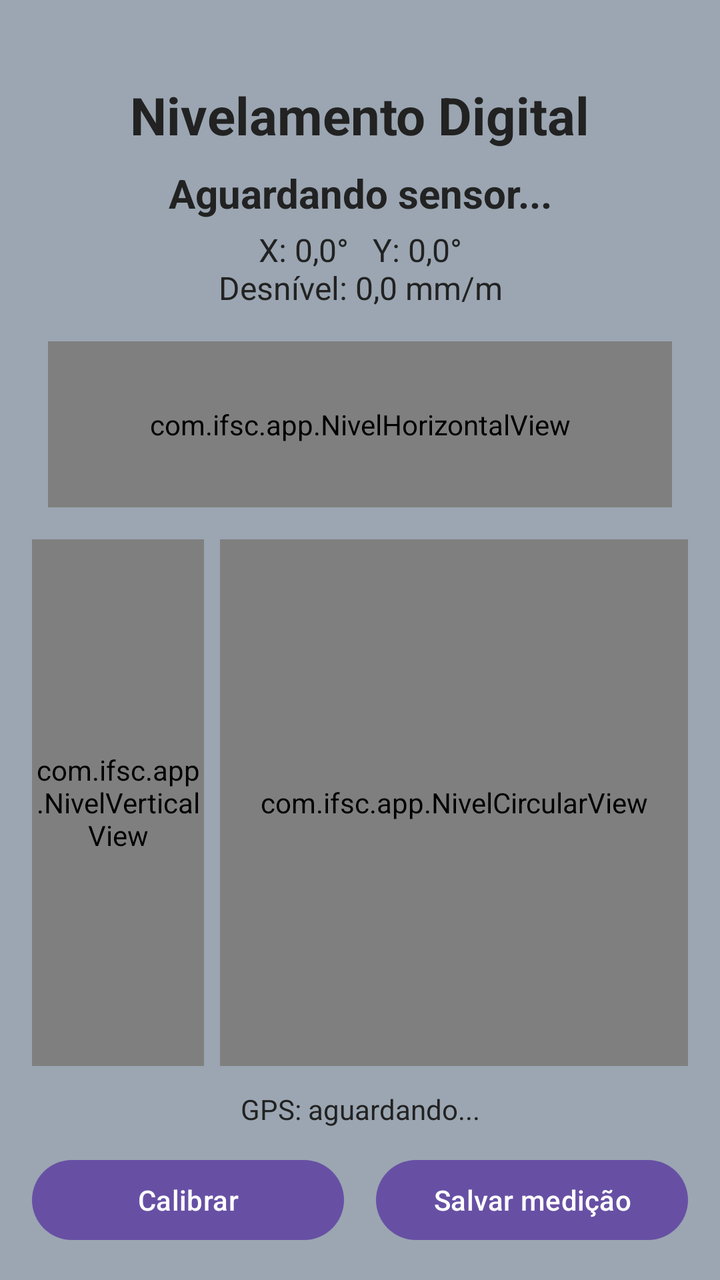
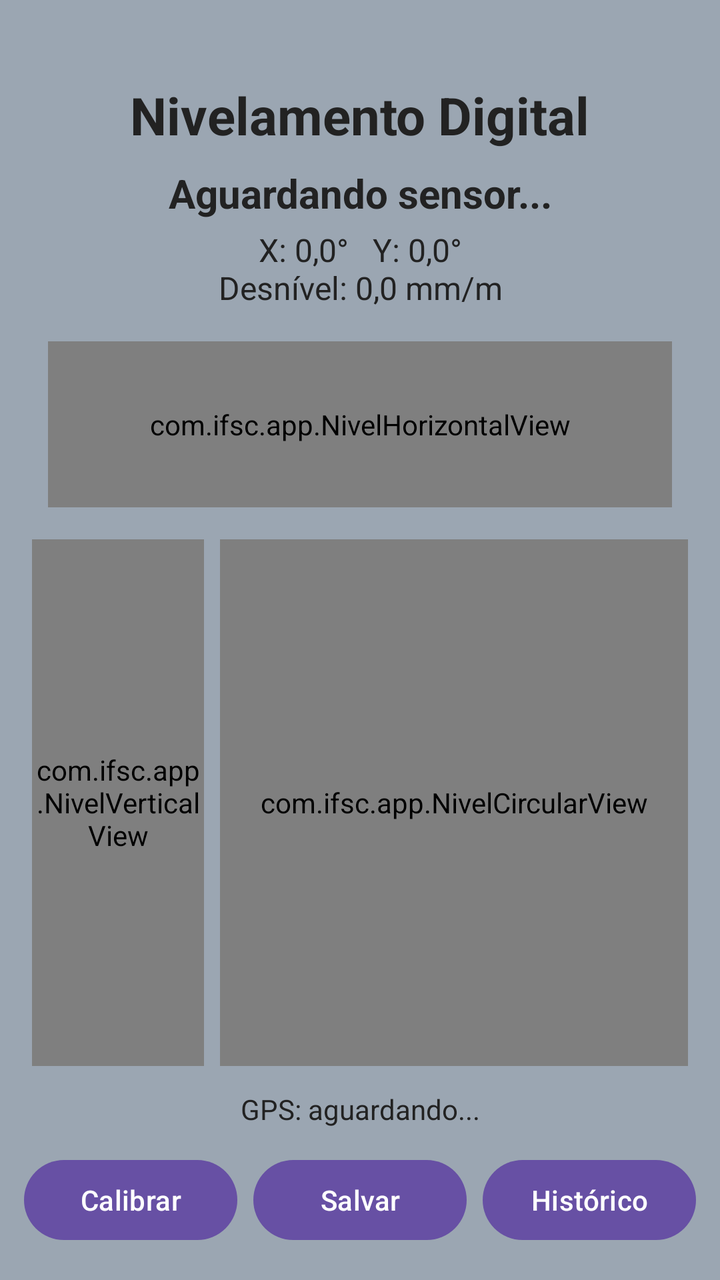

Before-and-after screenshots of an Android layout around one commit, followed by the original layout XML and the change that was made.
<!-- AndroidManifest.xml: application theme Theme.App -->
<!-- res/layout/activity_main.xml -->
<?xml version="1.0" encoding="utf-8"?>
<androidx.constraintlayout.widget.ConstraintLayout
    xmlns:android="http://schemas.android.com/apk/res/android"
    xmlns:app="http://schemas.android.com/apk/res-auto"
    xmlns:tools="http://schemas.android.com/tools"
    android:id="@+id/main"
    android:layout_width="match_parent"
    android:layout_height="match_parent"
    android:background="#9BA6B2">

    <TextView
        android:id="@+id/titulo"
        android:layout_width="wrap_content"
        android:layout_height="wrap_content"
        android:text="Nivelamento Digital"
        android:textSize="26sp"
        android:textStyle="bold"
        android:textColor="#222222"
        android:layout_marginTop="40dp"
        app:layout_constraintTop_toTopOf="parent"
        app:layout_constraintStart_toStartOf="parent"
        app:layout_constraintEnd_toEndOf="parent" />

    <TextView
        android:id="@+id/tv_status"
        android:layout_width="wrap_content"
        android:layout_height="wrap_content"
        android:layout_marginTop="8dp"
        android:text="Aguardando sensor..."
        android:textSize="20sp"
        android:textStyle="bold"
        android:textColor="#222222"
        app:layout_constraintTop_toBottomOf="@id/titulo"
        app:layout_constraintStart_toStartOf="parent"
        app:layout_constraintEnd_toEndOf="parent" />

    <TextView
        android:id="@+id/tv_angulos"
        android:layout_width="wrap_content"
        android:layout_height="wrap_content"
        android:layout_marginTop="4dp"
        android:gravity="center"
        android:text="X: 0,0°   Y: 0,0°\nDesnível: 0,0 mm/m"
        android:textSize="16sp"
        android:textColor="#222222"
        app:layout_constraintTop_toBottomOf="@id/tv_status"
        app:layout_constraintStart_toStartOf="parent"
        app:layout_constraintEnd_toEndOf="parent" />

    <com.ifsc.app.NivelHorizontalView
        android:id="@+id/nivel_horizontal"
        android:layout_width="0dp"
        android:layout_height="83dp"
        android:layout_marginStart="24dp"
        android:layout_marginTop="16dp"
        android:layout_marginEnd="24dp"
        app:layout_constraintStart_toStartOf="parent"
        app:layout_constraintEnd_toEndOf="parent"
        app:layout_constraintTop_toBottomOf="@id/tv_angulos" />

    <com.ifsc.app.NivelVerticalView
        android:id="@+id/nivel_vertical"
        android:layout_width="86dp"
        android:layout_height="0dp"
        android:layout_marginStart="16dp"
        android:layout_marginTop="16dp"
        android:layout_marginBottom="12dp"
        app:layout_constraintStart_toStartOf="parent"
        app:layout_constraintTop_toBottomOf="@id/nivel_horizontal"
        app:layout_constraintBottom_toTopOf="@id/tv_gps" />

    <com.ifsc.app.NivelCircularView
        android:id="@+id/nivel_circular"
        android:layout_width="0dp"
        android:layout_height="0dp"
        android:layout_marginStart="8dp"
        android:layout_marginEnd="16dp"
        app:layout_constraintStart_toEndOf="@id/nivel_vertical"
        app:layout_constraintEnd_toEndOf="parent"
        app:layout_constraintTop_toTopOf="@id/nivel_vertical"
        app:layout_constraintBottom_toBottomOf="@id/nivel_vertical" />

    <TextView
        android:id="@+id/tv_gps"
        android:layout_width="0dp"
        android:layout_height="wrap_content"
        android:layout_marginStart="16dp"
        android:layout_marginEnd="16dp"
        android:layout_marginBottom="12dp"
        android:gravity="center"
        android:text="GPS: aguardando..."
        android:textSize="14sp"
        android:textColor="#222222"
        app:layout_constraintStart_toStartOf="parent"
        app:layout_constraintEnd_toEndOf="parent"
        app:layout_constraintBottom_toTopOf="@id/btn_calibrar" />

    <Button
        android:id="@+id/btn_calibrar"
        android:layout_width="0dp"
        android:layout_height="wrap_content"
        android:layout_marginStart="16dp"
        android:layout_marginEnd="8dp"
        android:layout_marginBottom="16dp"
        android:text="Calibrar"
        app:layout_constraintStart_toStartOf="parent"
        app:layout_constraintEnd_toStartOf="@id/btn_salvar"
        app:layout_constraintBottom_toBottomOf="parent" />

    <Button
        android:id="@+id/btn_salvar"
        android:layout_width="0dp"
        android:layout_height="wrap_content"
        android:layout_marginStart="8dp"
        android:layout_marginEnd="16dp"
        android:layout_marginBottom="16dp"
        android:text="Salvar medição"
        app:layout_constraintStart_toEndOf="@id/btn_calibrar"
        app:layout_constraintEnd_toEndOf="parent"
        app:layout_constraintBottom_toBottomOf="parent" />

</androidx.constraintlayout.widget.ConstraintLayout>
<!-- resources referenced by this layout -->
<resources>
  <style name="Theme.App" parent="Base.Theme.App" />
  <style name="Base.Theme.App" parent="Theme.Material3.DayNight.NoActionBar">
          
          
      </style>
</resources>

<!-- the commit's change to res/layout/activity_main.xml (unified diff, before → after) -->
@@ -99,8 +99,8 @@
         android:id="@+id/btn_calibrar"
         android:layout_width="0dp"
         android:layout_height="wrap_content"
-        android:layout_marginStart="16dp"
-        android:layout_marginEnd="8dp"
+        android:layout_marginStart="12dp"
+        android:layout_marginEnd="4dp"
         android:layout_marginBottom="16dp"
         android:text="Calibrar"
         app:layout_constraintStart_toStartOf="parent"
@@ -111,11 +111,23 @@
         android:id="@+id/btn_salvar"
         android:layout_width="0dp"
         android:layout_height="wrap_content"
-        android:layout_marginStart="8dp"
-        android:layout_marginEnd="16dp"
+        android:layout_marginStart="4dp"
+        android:layout_marginEnd="4dp"
         android:layout_marginBottom="16dp"
-        android:text="Salvar medição"
+        android:text="Salvar"
         app:layout_constraintStart_toEndOf="@id/btn_calibrar"
+        app:layout_constraintEnd_toStartOf="@id/btn_historico"
+        app:layout_constraintBottom_toBottomOf="parent" />
+
+    <Button
+        android:id="@+id/btn_historico"
+        android:layout_width="0dp"
+        android:layout_height="wrap_content"
+        android:layout_marginStart="4dp"
+        android:layout_marginEnd="12dp"
+        android:layout_marginBottom="16dp"
+        android:text="Histórico"
+        app:layout_constraintStart_toEndOf="@id/btn_salvar"
         app:layout_constraintEnd_toEndOf="parent"
         app:layout_constraintBottom_toBottomOf="parent" />
 
